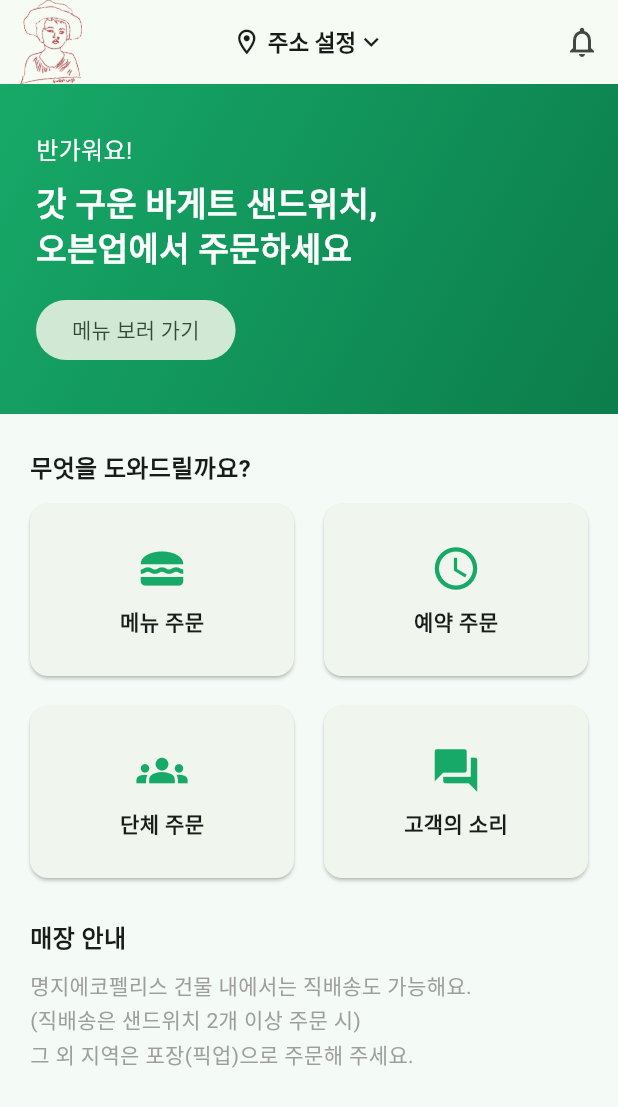
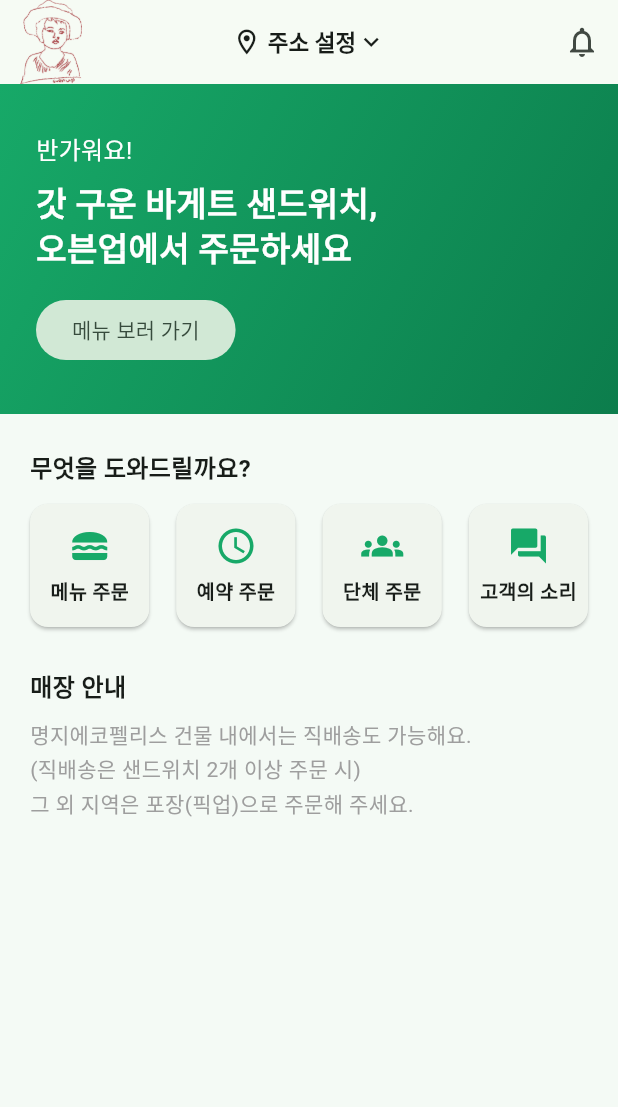
Before and after one commit to Tae0072/Oven-up, a Flutter app: the HomePage screen opened directly with empty values, on a phone screen of 412 x 824 dp. Shown: the top 1107 px of the screen. Run offline on Flutter 3.47's test engine with Material 3 defaults, Android fonts, the phone set to English and light mode, and no system bars; our stand-ins replace firebase_core, firebase_messaging, flutter_local_notifications, shared_preferences, web; missing offline and left inert: dart:js_interop, flutter_inappwebview, flutter_naver_login, kakao_flutter_sdk_user, portone_flutter; accounts and stored records are empty.

Commit message:
fix: home shortcut cards in single row (compact)

```diff
--- a/app/lib/screens/home_page.dart
+++ b/app/lib/screens/home_page.dart
@@ -93,36 +93,41 @@ class HomePage extends StatelessWidget {
             padding: EdgeInsets.fromLTRB(20, 24, 20, 8),
             child: Text('무엇을 도와드릴까요?', style: TextStyle(fontSize: 16, fontWeight: FontWeight.bold)),
           ),
-          // 바로가기 버튼 4개
+          // 바로가기 버튼 4개 — 가로 한 줄
           Padding(
             padding: const EdgeInsets.symmetric(horizontal: 16),
-            child: GridView.count(
-              crossAxisCount: 2,
-              shrinkWrap: true,
-              physics: const NeverScrollableScrollPhysics(),
-              mainAxisSpacing: 12,
-              crossAxisSpacing: 12,
-              childAspectRatio: 1.5,
+            child: Row(
               children: [
-                _ShortcutCard(
+                Expanded(
+                  child: _ShortcutCard(
                     icon: Icons.lunch_dining,
                     label: '메뉴 주문',
                     onTap: onGoToMenu,
                   ),
-                _ShortcutCard(
+                ),
+                const SizedBox(width: 10),
+                Expanded(
+                  child: _ShortcutCard(
                     icon: Icons.schedule,
                     label: '예약 주문',
                     onTap: () => _openReservation(context),
                   ),
-                _ShortcutCard(
+                ),
+                const SizedBox(width: 10),
+                Expanded(
+                  child: _ShortcutCard(
                     icon: Icons.groups,
                     label: '단체 주문',
                     onTap: () => _openGroupOrder(context),
                   ),
-                _ShortcutCard(
+                ),
+                const SizedBox(width: 10),
+                Expanded(
+                  child: _ShortcutCard(
                     icon: Icons.forum,
                     label: '고객의 소리',
                     onTap: () => _openInquiry(context),
+                  ),
                 ),
               ],
             ),
@@ -160,13 +165,19 @@ class _ShortcutCard extends StatelessWidget {
       clipBehavior: Clip.antiAlias,
       child: InkWell(
         onTap: onTap,
-        child: Center(
+        child: Padding(
+          padding: const EdgeInsets.symmetric(vertical: 14, horizontal: 4),
           child: Column(
             mainAxisSize: MainAxisSize.min,
             children: [
-              Icon(icon, size: 34, color: AppColors.primary),
-              const SizedBox(height: 8),
-              Text(label, style: const TextStyle(fontWeight: FontWeight.w600)),
+              Icon(icon, size: 28, color: AppColors.primary),
+              const SizedBox(height: 6),
+              FittedBox(
+                fit: BoxFit.scaleDown,
+                child: Text(label,
+                    maxLines: 1,
+                    style: const TextStyle(fontWeight: FontWeight.w600, fontSize: 13)),
+              ),
             ],
           ),
         ),
```
Lines whose indentation alone changed are shown as unchanged.
